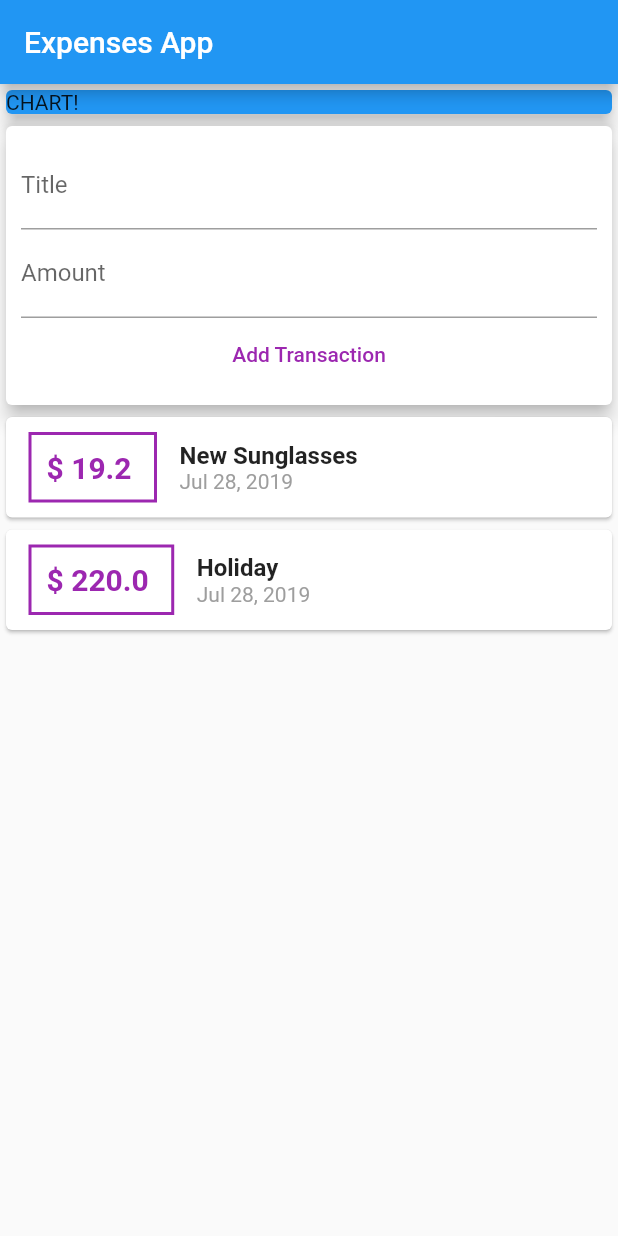
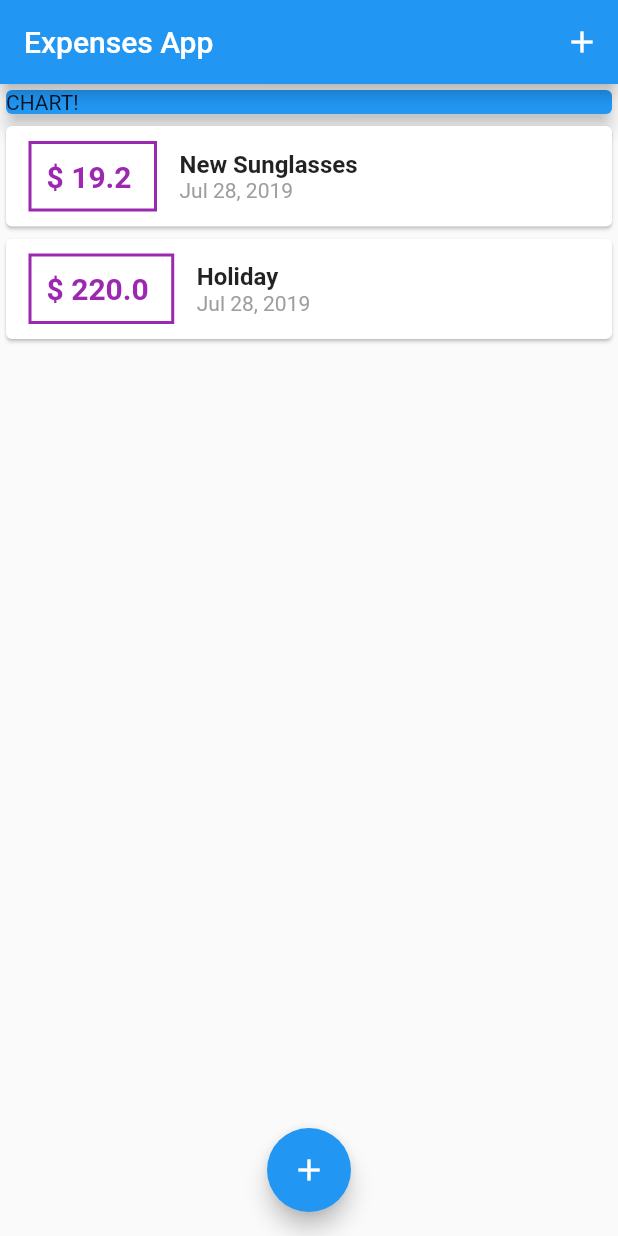
Before and after one commit to insertmike/expenses-app, a Flutter app: the screen it shows after launch, on a phone screen of 412 x 824 dp. Run offline on Flutter 3.47's test engine with Material 2 defaults, Android fonts, the phone set to English and light mode, and no system bars.

Commit message:
Added modal bottom sheet to add transaction

```diff
--- a/lib/main.dart
+++ b/lib/main.dart
@@ -1,5 +1,8 @@
-import 'package:expenses_app/widgets/user_transaction.dart';
 import 'package:flutter/material.dart';
+
+import './widgets/new_transaction.dart';
+import './models/transaction.dart';
+import './widgets/transaction_list.dart';
 
 void main() => runApp(MyApp());
 
@@ -13,17 +16,60 @@ class MyApp extends StatelessWidget {
   }
 }
 
-class HomePage extends StatelessWidget {
+class HomePage extends StatefulWidget {
   // String titleInput;
   // String amountInput;
-  final titleController = TextEditingController();
-  final amountController = TextEditingController();
+  @override
+  _HomePageState createState() => _HomePageState();
+}
+
+class _HomePageState extends State<HomePage> {
+
+   final List<Transaction> _userTransactions = [
+    Transaction(
+      id: 't1',
+      title: 'New Sunglasses',
+      amount: 19.20,
+      date: DateTime.now(),
+    ),
+    Transaction(
+      id: 't2',
+      title: 'Holiday',
+      amount: 220,
+      date: DateTime.now(),
+    ),
+  ];
+
+  void _addNewTransaction(String usrTitle, double usrAmount) {
+    final newTransaction = Transaction(
+        title: usrTitle,
+        amount: usrAmount,
+        date: DateTime.now(),
+        id: DateTime.now().toString());
+
+        setState(() {
+         _userTransactions.add(newTransaction);
+        });
+  }
+
+  void _startAddNewTransaction(BuildContext context) {
+      showModalBottomSheet(context: context, builder: (_){
+        return NewTransaction(_addNewTransaction);
+      },
+      );
+  }
 
   @override
   Widget build(BuildContext context) {
     return Scaffold(
       appBar: AppBar(
         title: Text('Expenses App'),
+        actions: <Widget>[
+          IconButton(
+            icon: Icon(Icons.add),
+            onPressed: () => _startAddNewTransaction(context),
+          )
+        ],
       ),
       body: SingleChildScrollView(
         child: Column(
@@ -37,9 +83,14 @@ class HomePage extends StatelessWidget {
                 elevation: 5,
               ),
             ),
-            UserTransactions(),
+            TransactionList(_userTransactions),
           ],
         ),
+      ),
+      floatingActionButtonLocation: FloatingActionButtonLocation.centerFloat,
+      floatingActionButton: FloatingActionButton(
+        child: Icon(Icons.add),
+        onPressed: () => _startAddNewTransaction(context),
       ),
     );
   }
--- a/lib/widgets/user_transaction.dart
+++ /dev/null
@@ -1,49 +0,0 @@
-import 'package:flutter/material.dart';
-
-import './new_transaction.dart';
-import './transaction_list.dart';
-import '../models/transaction.dart';
-
-class UserTransactions extends StatefulWidget {
-  @override
-  _UserTransactionsState createState() => _UserTransactionsState();
-}
-
-class _UserTransactionsState extends State<UserTransactions> {
-  final List<Transaction> _userTransactions = [
-    Transaction(
-      id: 't1',
-      title: 'New Sunglasses',
-      amount: 19.20,
-      date: DateTime.now(),
-    ),
-    Transaction(
-      id: 't2',
-      title: 'Holiday',
-      amount: 220,
-      date: DateTime.now(),
-    ),
-  ];
-
-  void _addNewTransaction(String usrTitle, double usrAmount) {
-    final newTransaction = Transaction(
-        title: usrTitle,
-        amount: usrAmount,
-        date: DateTime.now(),
-        id: DateTime.now().toString());
-
-        setState(() {
-         _userTransactions.add(newTransaction);
-        });
-  }
-
-  @override
-  Widget build(BuildContext context) {
-    return Column(
-      children: <Widget>[
-        NewTransaction(_addNewTransaction),
-        TransactionList(_userTransactions),
-      ],
-    );
-  }
-}
```
